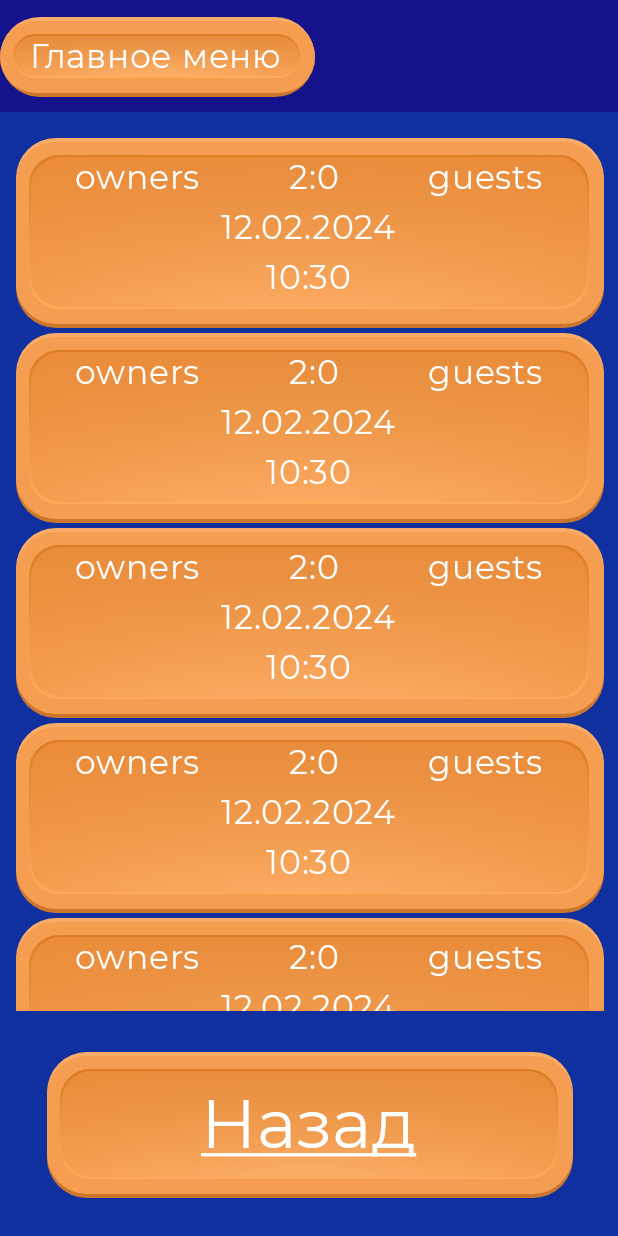
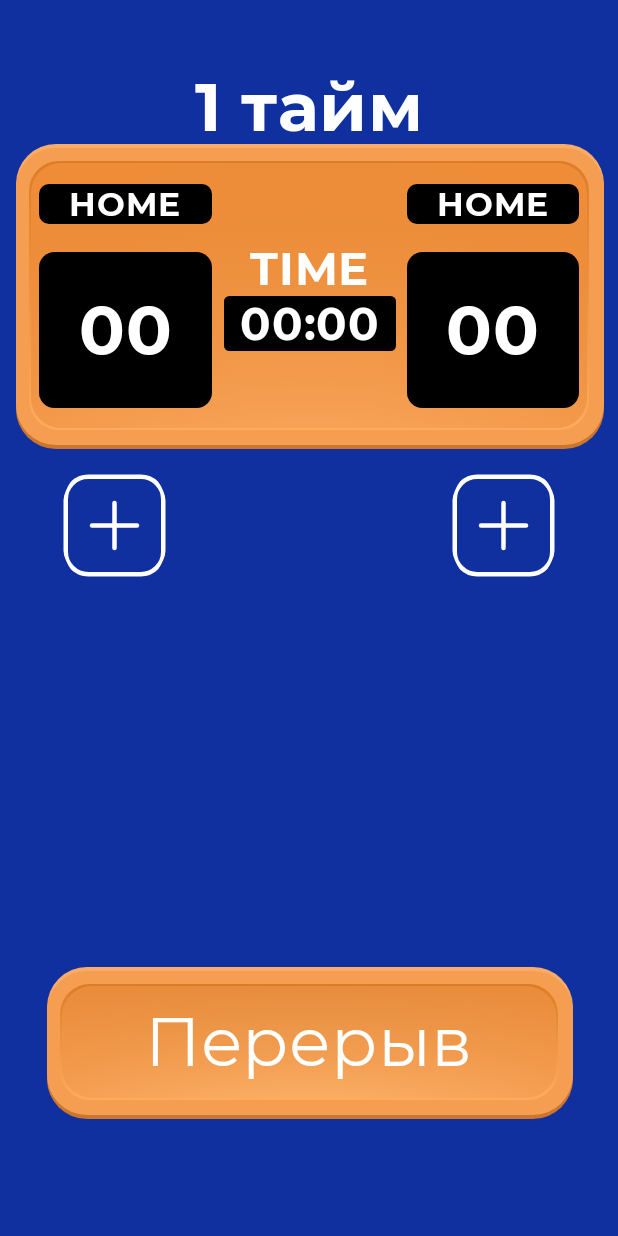
Before and after one commit to Ilesha23/football-timer-app, an Android app built with Jetpack Compose: the screen it shows after launch (MainActivity), on a phone screen of 412 x 824 dp. Run offline under Robolectric (Android 15) with nearby library versions, the phone set to English and light mode, and no system bars; our stand-ins replace Dagger/Hilt's generated code.

Commit message:
added first time screen ui

```diff
--- a/football/src/main/java/com/ilesha23/football/ui/common/Common.kt
+++ b/football/src/main/java/com/ilesha23/football/ui/common/Common.kt
@@ -55,15 +55,16 @@ fun CustomButton(
 }
 
 @Composable
-fun Timer() {
+fun Timer(
+    modifier: Modifier = Modifier
+) {
     Background(
-        modifier = Modifier
+        modifier = modifier
             .fillMaxWidth(0.9f),
     ) {
         Row(
             modifier = Modifier
                 .fillMaxWidth()
-                .fillMaxHeight(0.5f)
                 .padding(5.dp),
             horizontalArrangement = Arrangement.SpaceBetween,
             verticalAlignment = Alignment.CenterVertically
--- /dev/null
+++ b/football/src/main/java/com/ilesha23/football/ui/firstTimeScreen/FirstTimeScreen.kt
@@ -0,0 +1,111 @@
+package com.ilesha23.football.ui.firstTimeScreen
+
+import androidx.compose.foundation.background
+import androidx.compose.foundation.layout.Arrangement
+import androidx.compose.foundation.layout.Column
+import androidx.compose.foundation.layout.Row
+import androidx.compose.foundation.layout.Spacer
+import androidx.compose.foundation.layout.fillMaxHeight
+import androidx.compose.foundation.layout.fillMaxSize
+import androidx.compose.foundation.layout.fillMaxWidth
+import androidx.compose.foundation.layout.height
+import androidx.compose.foundation.layout.padding
+import androidx.compose.foundation.layout.width
+import androidx.compose.material3.Icon
+import androidx.compose.material3.IconButton
+import androidx.compose.material3.MaterialTheme
+import androidx.compose.material3.Text
+import androidx.compose.runtime.Composable
+import androidx.compose.ui.Alignment
+import androidx.compose.ui.Modifier
+import androidx.compose.ui.graphics.Color
+import androidx.compose.ui.res.painterResource
+import androidx.compose.ui.res.stringResource
+import androidx.compose.ui.unit.dp
+import com.ilesha23.football.R
+import com.ilesha23.football.ui.common.CustomButton
+import com.ilesha23.football.ui.common.Timer
+
+@Composable
+fun FirstTimeScreen() {
+    FirstTimeScreenContent()
+}
+
+@Composable
+fun FirstTimeScreenContent() {
+    Column(
+        modifier = Modifier
+            .fillMaxSize()
+            .background(color = MaterialTheme.colorScheme.background),
+        horizontalAlignment = Alignment.CenterHorizontally
+    ) {
+        Column(
+            modifier = Modifier
+                .weight(1.1f),
+            horizontalAlignment = Alignment.CenterHorizontally,
+            verticalArrangement = Arrangement.Bottom
+        ) {
+            Text(
+                text = stringResource(id = R.string.time_screen_first),
+                color = MaterialTheme.colorScheme.onBackground
+            )
+            Spacer(modifier = Modifier.height(10.dp))
+            Timer(
+                modifier = Modifier
+                    .fillMaxHeight(0.8f)
+            )
+        }
+        Spacer(modifier = Modifier.height(20.dp))
+        Row(
+            modifier = Modifier
+                .weight(1f)
+                .fillMaxWidth(0.8f),
+            horizontalArrangement = Arrangement.SpaceBetween
+        ) {
+            IconButton(
+                onClick = {},
+                modifier = Modifier
+                    .height(90.dp)
+                    .width(70.dp)
+            ) {
+                Icon(
+                    painter = painterResource(id = R.drawable.plus),
+                    contentDescription = null,
+                    tint = Color.White
+                )
+            }
+            IconButton(
+                onClick = {},
+                modifier = Modifier
+                    .height(90.dp)
+                    .width(70.dp)
+            ) {
+                Icon(
+                    painter = painterResource(id = R.drawable.plus),
+                    contentDescription = null,
+                    tint = Color.White
+                )
+            }
+        }
+        Column(
+            modifier = Modifier
+                .weight(1f)
+                .fillMaxWidth(0.8f),
+            horizontalAlignment = Alignment.CenterHorizontally,
+            verticalArrangement = Arrangement.Center
+        ) {
+            CustomButton(
+                modifier = Modifier
+                    .fillMaxWidth()
+            ) {
+                Text(
+                    text = stringResource(id = R.string.time_screen_break),
+                    style = MaterialTheme.typography.bodyMedium,
+                    color = MaterialTheme.colorScheme.onBackground,
+                    modifier = Modifier
+                        .padding(vertical = 10.dp)
+                )
+            }
+        }
+    }
+}
--- a/football/src/main/java/com/ilesha23/football/ui/loginScreen/LoginScreen.kt
+++ b/football/src/main/java/com/ilesha23/football/ui/loginScreen/LoginScreen.kt
@@ -64,7 +64,10 @@ fun TextWithTimer() {
         style = MaterialTheme.typography.bodyLarge,
         color = MaterialTheme.colorScheme.onBackground
     )
-    Timer()
+    Timer(
+        modifier = Modifier
+            .fillMaxHeight(0.5f)
+    )
 }
 
 @Composable
--- a/football/src/main/java/com/ilesha23/football/ui/navigation/Navigation.kt
+++ b/football/src/main/java/com/ilesha23/football/ui/navigation/Navigation.kt
@@ -4,6 +4,7 @@ import androidx.compose.runtime.Composable
 import androidx.navigation.compose.NavHost
 import androidx.navigation.compose.composable
 import androidx.navigation.compose.rememberNavController
+import com.ilesha23.football.ui.firstTimeScreen.FirstTimeScreen
 import com.ilesha23.football.ui.historyScreen.HistoryScreen
 import com.ilesha23.football.ui.loginScreen.LoginScreen
 import com.ilesha23.football.ui.newGameScreen.NewGameScreen
@@ -12,7 +13,7 @@ import com.ilesha23.football.ui.newGameScreen.NewGameScreen
 fun Navigation() {
     val navController = rememberNavController()
 
-    NavHost(navController = navController, startDestination = Screen.History.route) {
+    NavHost(navController = navController, startDestination = Screen.FirstTime.route) {
 
         composable(Screen.Login.route) {
             LoginScreen()
@@ -26,5 +27,13 @@ fun Navigation() {
             HistoryScreen()
         }
 
+        composable(Screen.FirstTime.route) {
+            FirstTimeScreen()
+        }
+
+        composable(Screen.SecondTime.route) {
+            HistoryScreen()
+        }
+
     }
 }
--- /dev/null
+++ b/football/src/main/res/drawable/minus.xml
@@ -0,0 +1,7 @@
+<vector xmlns:android="http://schemas.android.com/apk/res/android" android:height="70dp" android:viewportHeight="69" android:viewportWidth="69" android:width="70dp">
+
+    <path android:fillColor="#00000000" android:pathData="M19.5,34.5H49.5" android:strokeColor="#ffffff" android:strokeLineCap="round" android:strokeLineJoin="round" android:strokeWidth="3"/>
+
+    <path android:fillColor="#00000000" android:pathData="M52,2H17C8.716,2 2,8.716 2,17V52C2,60.284 8.716,67 17,67H52C60.284,67 67,60.284 67,52V17C67,8.716 60.284,2 52,2Z" android:strokeColor="#ffffff" android:strokeLineCap="round" android:strokeLineJoin="round" android:strokeWidth="3"/>
+
+</vector>
--- /dev/null
+++ b/football/src/main/res/drawable/plus.xml
@@ -0,0 +1,27 @@
+<vector xmlns:android="http://schemas.android.com/apk/res/android"
+    android:width="70dp"
+    android:height="70dp"
+    android:viewportWidth="70"
+    android:viewportHeight="70">
+  <path
+      android:pathData="M35,20V50"
+      android:strokeLineJoin="round"
+      android:strokeWidth="3"
+      android:fillColor="#00000000"
+      android:strokeColor="#ffffff"
+      android:strokeLineCap="round"/>
+  <path
+      android:pathData="M20,35H50"
+      android:strokeLineJoin="round"
+      android:strokeWidth="3"
+      android:fillColor="#00000000"
+      android:strokeColor="#ffffff"
+      android:strokeLineCap="round"/>
+  <path
+      android:pathData="M52.5,2.5H17.5C9.216,2.5 2.5,9.216 2.5,17.5V52.5C2.5,60.784 9.216,67.5 17.5,67.5H52.5C60.784,67.5 67.5,60.784 67.5,52.5V17.5C67.5,9.216 60.784,2.5 52.5,2.5Z"
+      android:strokeLineJoin="round"
+      android:strokeWidth="3"
+      android:fillColor="#00000000"
+      android:strokeColor="#ffffff"
+      android:strokeLineCap="round"/>
+</vector>
--- a/football/src/main/res/values/strings.xml
+++ b/football/src/main/res/values/strings.xml
@@ -21,4 +21,10 @@
     <!-- History screen -->
     <string name="history_screen_back">Назад</string>
 
+    <!-- Time screens -->
+    <string name="time_screen_first">1 тайм</string>
+    <string name="time_screen_second">2 тайм</string>
+    <string name="time_screen_break">Перерыв</string>
+    <string name="time_screen_final">Финал</string>
+
 </resources>
```
